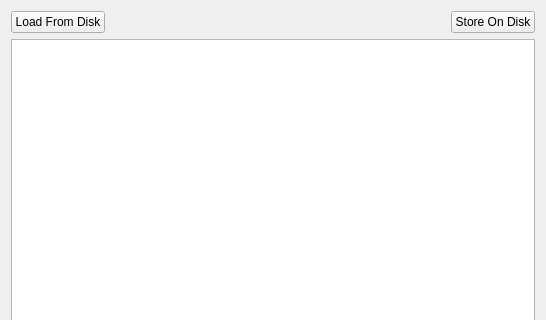
Before: the Qt Designer form samplemapper.ui in HerrSteiner/gravel, drawn with Qt 5; both pictures show x 0 to 546 and y 0 to 320 of the 546 by 477 pixel window.
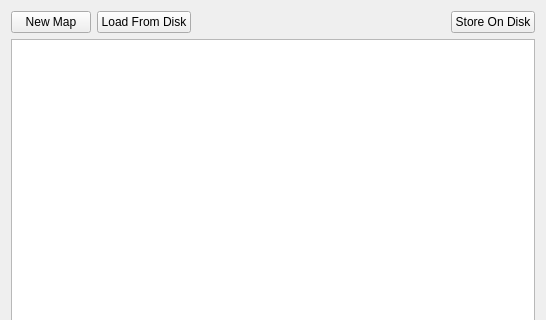
After: the same form once the commit is applied.

Commit message: prepare samplemapper for a NewMap function

Diff of the .ui file:
```diff
--- a/samplemapper.ui
+++ b/samplemapper.ui
@@ -33,6 +33,16 @@
      </property>
      <item>
       <layout class="QHBoxLayout" name="horizontalLayout_4">
+       <item>
+        <widget class="QPushButton" name="NewButton">
+         <property name="toolTip">
+          <string>removes all entries from map!</string>
+         </property>
+         <property name="text">
+          <string>New Map</string>
+         </property>
+        </widget>
+       </item>
        <item>
         <widget class="QPushButton" name="Load">
          <property name="text">
```
Left out of the diff: 3 changed lines with no effect on the pictures. The commit also changes 2 other files.
